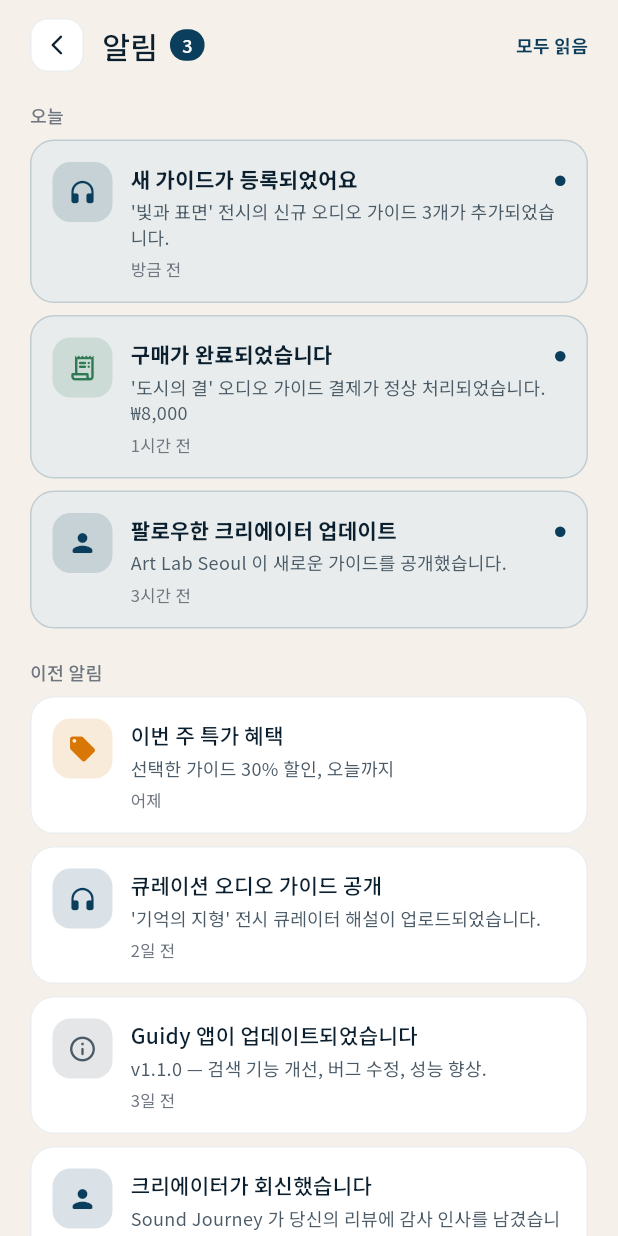
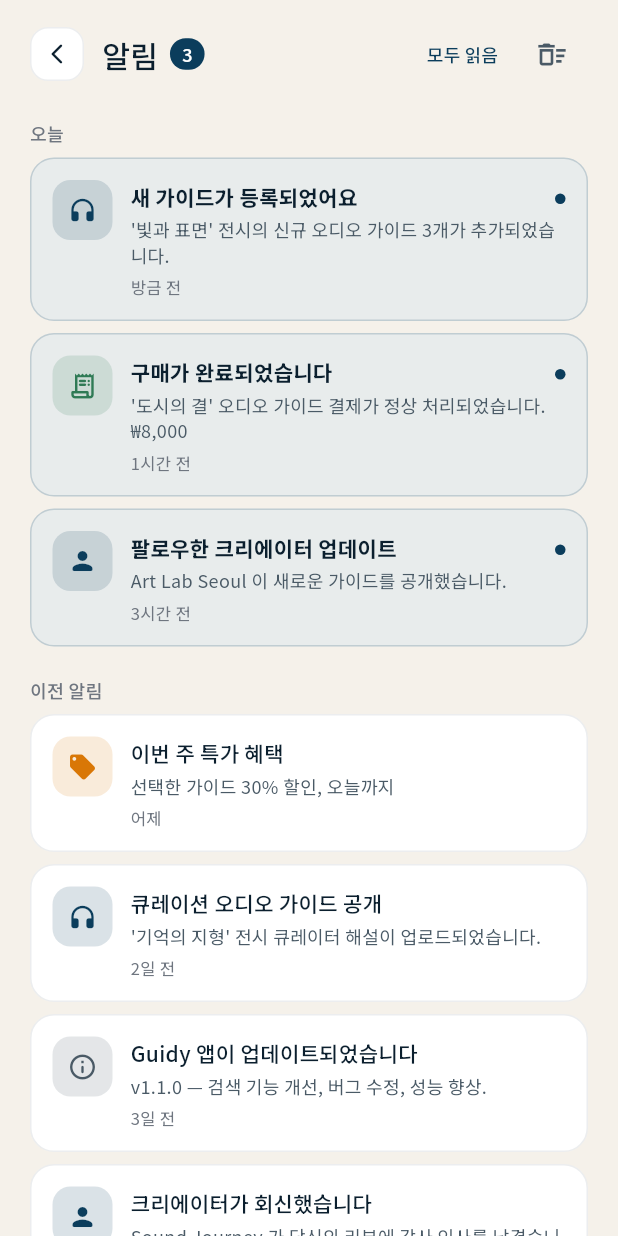
Before and after one commit to freetomove83/guidy-app, a Flutter app: the screen it shows after launch, after a tap on the "notifications" icon, on a phone screen of 412 x 824 dp. Run offline on Flutter 3.47's test engine with Material 3 defaults, Android fonts, the phone set to English and light mode, and no system bars; our stand-ins replace audioplayers, cloud_firestore, firebase_auth, firebase_core, google_sign_in, shared_preferences; missing offline and left inert: dchs_flutter_beacon, mobile_scanner; accounts and stored records are empty.

Commit message:
Keep alert read and dismiss state; swipe to remove one alert
Read and dismissed state lived only in the screen, so leaving and coming
back restored everything, and the bell always showed a dot. A saved
NotificationCenter now keeps read and dismissed ids on the device:
swipe left removes one alert, 모두 읽음 clears unread, the new clear-all
button empties the list, both with undo, and the bell dot shows only
when something is unread. Alert content is still the bundled sample until
the push server exists.

Co-Authored-By: Claude Opus 5.5 <noreply@anthropic.com>

```diff
--- a/lib/main.dart
+++ b/lib/main.dart
@@ -27,6 +27,7 @@ import 'screens/auth/login_screen.dart';
 import 'screens/auth/signup_screen.dart';
 import 'screens/search/search_screen.dart';
 import 'screens/splash/splash_screen.dart';
+import 'services/notification_center.dart';
 import 'screens/notifications/notifications_screen.dart';
 import 'screens/creator_guides/creator_guides_screen.dart';
 import 'screens/section/section_detail_screen.dart';
@@ -48,6 +49,7 @@ void main() async {
   await Future.wait([
     appStore.init(),   // localStorage에서 CMS 추가 항목 불러오기
     userStore.init(),  // localStorage에서 사용자 개인화 데이터 복원
+    NotificationCenter.instance.load(),  // 알림 읽음·지움 상태
   ]);
   // CMS에서 게시한 전시가 있으면 그것으로 교체 (없거나 오프라인이면 앱 기본 데이터)
   if (firebaseReady) await Future.wait([ContentService.load(appStore), ContentService.loadCreators(appStore), AdDataStore.load(), AppSettings.load()]);
--- a/lib/screens/notifications/notifications_screen.dart
+++ b/lib/screens/notifications/notifications_screen.dart
@@ -2,105 +2,8 @@
 // Guidy 알림 센터
 
 import 'package:flutter/material.dart';
+import '../../services/notification_center.dart';
 import '../../theme/app_theme.dart';
-
-// ─── 알림 데이터 모델 ─────────────────────────────────────
-enum NotifType { newGuide, purchase, creator, system, promo }
-
-class NotifItem {
-  final String id;
-  final NotifType type;
-  final String title;
-  final String body;
-  final String timeAgo;
-  final bool isRead;
-  final int? coverSeed;
-  final String? routeTo;
-
-  const NotifItem({
-    required this.id,
-    required this.type,
-    required this.title,
-    required this.body,
-    required this.timeAgo,
-    this.isRead = false,
-    this.coverSeed,
-    this.routeTo,
-  });
-}
-
-// ─── 더미 알림 데이터 ─────────────────────────────────────
-final _dummyNotifs = [
-  const NotifItem(
-    id: 'n1',
-    type: NotifType.newGuide,
-    title: '새 가이드가 등록되었어요',
-    body: '\'빛과 표면\' 전시의 신규 오디오 가이드 3개가 추가되었습니다.',
-    timeAgo: '방금 전',
-    isRead: false,
-    coverSeed: 0,
-    routeTo: '/detail/e1',
-  ),
-  const NotifItem(
-    id: 'n2',
-    type: NotifType.purchase,
-    title: '구매가 완료되었습니다',
-    body: '\'도시의 결\' 오디오 가이드 결제가 정상 처리되었습니다. ₩8,000',
-    timeAgo: '1시간 전',
-    isRead: false,
-    coverSeed: 1,
-    routeTo: '/library',
-  ),
-  const NotifItem(
-    id: 'n3',
-    type: NotifType.creator,
-    title: '팔로우한 크리에이터 업데이트',
-    body: 'Art Lab Seoul 이 새로운 가이드를 공개했습니다.',
-    timeAgo: '3시간 전',
-    isRead: false,
-    coverSeed: 2,
-    routeTo: '/creator/c1',
-  ),
-  const NotifItem(
-    id: 'n4',
-    type: NotifType.promo,
-    title: '이번 주 특가 혜택',
-    body: '선택한 가이드 30% 할인, 오늘까지',
-    timeAgo: '어제',
-    isRead: true,
-    coverSeed: 3,
-    routeTo: '/',
-  ),
-  const NotifItem(
-    id: 'n5',
-    type: NotifType.newGuide,
-    title: '큐레이션 오디오 가이드 공개',
-    body: '\'기억의 지형\' 전시 큐레이터 해설이 업로드되었습니다.',
-    timeAgo: '2일 전',
-    isRead: true,
-    coverSeed: 4,
-    routeTo: '/detail/e3',
-  ),
-  const NotifItem(
-    id: 'n6',
-    type: NotifType.system,
-    title: 'Guidy 앱이 업데이트되었습니다',
-    body: 'v1.1.0 — 검색 기능 개선, 버그 수정, 성능 향상.',
-    timeAgo: '3일 전',
-    isRead: true,
-    routeTo: null,
-  ),
-  const NotifItem(
-    id: 'n7',
-    type: NotifType.creator,
-    title: '크리에이터가 회신했습니다',
-    body: 'Sound Journey 가 당신의 리뷰에 감사 인사를 남겼습니다.',
-    timeAgo: '4일 전',
-    isRead: true,
-    coverSeed: 5,
-    routeTo: '/creator/c2',
-  ),
-];
 
 // ─── 알림 화면 ────────────────────────────────────────────
 class NotificationsScreen extends StatefulWidget {
@@ -111,53 +14,33 @@ class NotificationsScreen extends StatefulWidget {
 }
 
 class _NotificationsScreenState extends State<NotificationsScreen> {
-  late List<NotifItem> _notifs;
+  final _center = NotificationCenter.instance;
+
+  void _undoable(String message, List<String> ids) {
+    ScaffoldMessenger.of(context)
+      ..hideCurrentSnackBar()
+      ..showSnackBar(SnackBar(
+        content: Text(message),
+        action: SnackBarAction(label: '되돌리기', onPressed: () => _center.restore(ids)),
+      ));
+  }
+
+  void _clearAll() => _undoable('알림을 모두 지웠어요', _center.clearAll());
 
   @override
-  void initState() {
-    super.initState();
-    _notifs = List.from(_dummyNotifs);
-  }
+  Widget build(BuildContext context) => ListenableBuilder(listenable: _center, builder: (context, _) => _build(context));
 
-  int get _unreadCount => _notifs.where((n) => !n.isRead).length;
-
-  void _markAllRead() {
-    setState(() {
-      _notifs = _notifs.map((n) => NotifItem(
-        id: n.id,
-        type: n.type,
-        title: n.title,
-        body: n.body,
-        timeAgo: n.timeAgo,
-        isRead: true,
-        coverSeed: n.coverSeed,
-        routeTo: n.routeTo,
-      )).toList();
-    });
-  }
-
-  void _markRead(String id) {
-    setState(() {
-      _notifs = _notifs.map((n) => n.id == id
-          ? NotifItem(
-              id: n.id, type: n.type, title: n.title,
-              body: n.body, timeAgo: n.timeAgo, isRead: true,
-              coverSeed: n.coverSeed, routeTo: n.routeTo,
-            )
-          : n).toList();
-    });
-  }
-
-  @override
-  Widget build(BuildContext context) {
+  Widget _build(BuildContext context) {
     final isDark = Theme.of(context).brightness == Brightness.dark;
     final pal = GuidyPalette.of(context);
+    final notifs = _center.items;
+    final unreadCount = _center.unreadCount;
 
     // 오늘 / 이전 분리
-    final todayNotifs = _notifs.where(
+    final todayNotifs = notifs.where(
       (n) => n.timeAgo.contains('방금') || n.timeAgo.contains('시간') || n.timeAgo == '오늘',
     ).toList();
-    final olderNotifs = _notifs.where(
+    final olderNotifs = notifs.where(
       (n) => !(n.timeAgo.contains('방금') || n.timeAgo.contains('시간') || n.timeAgo == '오늘'),
     ).toList();
 
@@ -190,7 +73,7 @@ class _NotificationsScreenState extends State<NotificationsScreen> {
                     child: Row(
                       children: [
                         Text('알림', style: GuidyText.h2(pal.text)),
-                        if (_unreadCount > 0) ...[
+                        if (unreadCount > 0) ...[
                           const SizedBox(width: 8),
                           Container(
                             padding: const EdgeInsets.symmetric(
@@ -200,7 +83,7 @@ class _NotificationsScreenState extends State<NotificationsScreen> {
                               borderRadius: GuidyRadius.pillBorder,
                             ),
                             child: Text(
-                              '$_unreadCount',
+                              '$unreadCount',
                               style: GuidyText.label(Colors.white),
                             ),
                           ),
@@ -208,14 +91,17 @@ class _NotificationsScreenState extends State<NotificationsScreen> {
                       ],
                     ),
                   ),
-                  if (_unreadCount > 0)
-                    GestureDetector(
-                      onTap: _markAllRead,
-                      child: Text(
-                        '모두 읽음',
-                        style: GuidyText.small(pal.primary)
-                            .copyWith(fontWeight: FontWeight.w700),
-                      ),
+                  if (unreadCount > 0)
+                    TextButton(
+                      onPressed: _center.markAllRead,
+                      child: Text('모두 읽음',
+                          style: GuidyText.small(pal.primary).copyWith(fontWeight: FontWeight.w500)),
+                    ),
+                  if (notifs.isNotEmpty)
+                    IconButton(
+                      tooltip: '모두 지우기',
+                      onPressed: _clearAll,
+                      icon: Icon(Icons.delete_sweep_outlined, size: 22, color: pal.sub),
                     ),
                 ],
               ),
@@ -225,15 +111,22 @@ class _NotificationsScreenState extends State<NotificationsScreen> {
 
             // ── 알림 목록 ────────────────────────────────
             Expanded(
-              child: _notifs.isEmpty
+              child: notifs.isEmpty
                   ? _EmptyState(muteC: pal.mute, subC: pal.sub)
                   : ListView(
                       padding: const EdgeInsets.fromLTRB(20, 8, 20, 40),
                       children: [
                         if (todayNotifs.isNotEmpty) ...[
                           _SectionLabel(label: '오늘', muteC: pal.mute),
-                          ...todayNotifs.map((n) => _NotifTile(
+                          ...todayNotifs.map((n) => _SwipeToDismiss(
+                            id: n.id,
+                            onDismissed: () {
+                              _center.dismiss(n.id);
+                              _undoable('알림을 지웠어요', [n.id]);
+                            },
+                            child: _NotifTile(
                             notif: n,
+                            read: _center.isRead(n),
                             isDark: isDark,
                             surfaceC: pal.surface,
                             lineC: pal.line,
@@ -241,18 +134,25 @@ class _NotificationsScreenState extends State<NotificationsScreen> {
                             subC: pal.sub,
                             muteC: pal.mute,
                             onTap: () {
-                              _markRead(n.id);
+                              _center.markRead(n.id);
                               if (n.routeTo != null) {
                                 Navigator.pushNamed(context, n.routeTo!);
                               }
                             },
-                          )),
+                          ))),
                         ],
                         if (olderNotifs.isNotEmpty) ...[
                           const SizedBox(height: 8),
                           _SectionLabel(label: '이전 알림', muteC: pal.mute),
-                          ...olderNotifs.map((n) => _NotifTile(
+                          ...olderNotifs.map((n) => _SwipeToDismiss(
+                            id: n.id,
+                            onDismissed: () {
+                              _center.dismiss(n.id);
+                              _undoable('알림을 지웠어요', [n.id]);
+                            },
+                            child: _NotifTile(
                             notif: n,
+                            read: _center.isRead(n),
                             isDark: isDark,
                             surfaceC: pal.surface,
                             lineC: pal.line,
@@ -260,12 +160,12 @@ class _NotificationsScreenState extends State<NotificationsScreen> {
                             subC: pal.sub,
                             muteC: pal.mute,
                             onTap: () {
-                              _markRead(n.id);
+                              _center.markRead(n.id);
                               if (n.routeTo != null) {
                                 Navigator.pushNamed(context, n.routeTo!);
                               }
                             },
-                          )),
+                          ))),
                         ],
                       ],
                     ),
@@ -298,6 +198,7 @@ class _SectionLabel extends StatelessWidget {
 // ─── 알림 타일 ───────────────────────────────────────────
 class _NotifTile extends StatelessWidget {
   final NotifItem notif;
+  final bool read;
   final bool isDark;
   final Color surfaceC, lineC, textC, subC, muteC;
   final VoidCallback onTap;
@@ -311,6 +212,7 @@ class _NotifTile extends StatelessWidget {
     required this.subC,
     required this.muteC,
     required this.onTap,
+    required this.read,
   });
 
   // 타입별 아이콘 & 색상
@@ -336,7 +238,7 @@ class _NotifTile extends StatelessWidget {
 
   @override
   Widget build(BuildContext context) {
-    final unread = !notif.isRead;
+    final unread = !read;
     final unreadBg = isDark
         ? GuidyColors.darkPrimary.withValues(alpha: 0.08)
         : GuidyColors.primarySoft.withValues(alpha: 0.45);
@@ -453,3 +355,33 @@ class _EmptyState extends StatelessWidget {
     );
   }
 }
+
+// ─── 왼쪽으로 밀어 지우기 ─────────────────────────────────
+class _SwipeToDismiss extends StatelessWidget {
+  final String id;
+  final VoidCallback onDismissed;
+  final Widget child;
+  const _SwipeToDismiss({required this.id, required this.onDismissed, required this.child});
+
+  @override
+  Widget build(BuildContext context) => Dismissible(
+        key: ValueKey('notif-$id'),
+        direction: DismissDirection.endToStart,
+        onDismissed: (_) => onDismissed(),
+        background: Container(
+          alignment: Alignment.centerRight,
+          padding: const EdgeInsets.only(right: 20),
+          margin: const EdgeInsets.only(bottom: 8),
+          decoration: BoxDecoration(
+            color: GuidyColors.danger.withValues(alpha: 0.12),
+            borderRadius: GuidyRadius.lgBorder,
+          ),
+          child: Row(mainAxisSize: MainAxisSize.min, children: [
+            const Icon(Icons.delete_outline_rounded, size: 18, color: GuidyColors.danger),
+            const SizedBox(width: 4),
+            Text('지우기', style: GuidyText.small(GuidyColors.danger).copyWith(fontWeight: FontWeight.w500)),
+          ]),
+        ),
+        child: child,
+      );
+}
--- /dev/null
+++ b/lib/services/notification_center.dart
@@ -0,0 +1,171 @@
+// lib/services/notification_center.dart
+// 알림 목록과 읽음·지움 상태. 기기에 저장해 화면을 나갔다 와도 유지되고, 헤더 종 아이콘의 점도 이 값을 봄
+// shortcut: 알림 내용은 앱에 들어 있는 예시, 푸시 서버가 생기면 서버에서 받은 알림으로 바꿈
+
+import 'package:flutter/foundation.dart';
+import 'package:shared_preferences/shared_preferences.dart';
+
+// ─── 알림 데이터 모델 ─────────────────────────────────────
+enum NotifType { newGuide, purchase, creator, system, promo }
+
+class NotifItem {
+  final String id;
+  final NotifType type;
+  final String title;
+  final String body;
+  final String timeAgo;
+  final bool isRead;
+  final int? coverSeed;
+  final String? routeTo;
+
+  const NotifItem({
+    required this.id,
+    required this.type,
+    required this.title,
+    required this.body,
+    required this.timeAgo,
+    this.isRead = false,
+    this.coverSeed,
+    this.routeTo,
+  });
+}
+
+// ─── 더미 알림 데이터 ─────────────────────────────────────
+const _dummyNotifs = [
+  NotifItem(
+    id: 'n1',
+    type: NotifType.newGuide,
+    title: '새 가이드가 등록되었어요',
+    body: '\'빛과 표면\' 전시의 신규 오디오 가이드 3개가 추가되었습니다.',
+    timeAgo: '방금 전',
+    isRead: false,
+    coverSeed: 0,
+    routeTo: '/detail/e1',
+  ),
+  NotifItem(
+    id: 'n2',
+    type: NotifType.purchase,
+    title: '구매가 완료되었습니다',
+    body: '\'도시의 결\' 오디오 가이드 결제가 정상 처리되었습니다. ₩8,000',
+    timeAgo: '1시간 전',
+    isRead: false,
+    coverSeed: 1,
+    routeTo: '/library',
+  ),
+  NotifItem(
+    id: 'n3',
+    type: NotifType.creator,
+    title: '팔로우한 크리에이터 업데이트',
+    body: 'Art Lab Seoul 이 새로운 가이드를 공개했습니다.',
+    timeAgo: '3시간 전',
+    isRead: false,
+    coverSeed: 2,
+    routeTo: '/creator/c1',
+  ),
+  NotifItem(
+    id: 'n4',
+    type: NotifType.promo,
+    title: '이번 주 특가 혜택',
+    body: '선택한 가이드 30% 할인, 오늘까지',
+    timeAgo: '어제',
+    isRead: true,
+    coverSeed: 3,
+    routeTo: '/',
+  ),
+  NotifItem(
+    id: 'n5',
+    type: NotifType.newGuide,
+    title: '큐레이션 오디오 가이드 공개',
+    body: '\'기억의 지형\' 전시 큐레이터 해설이 업로드되었습니다.',
+    timeAgo: '2일 전',
+    isRead: true,
+    coverSeed: 4,
+    routeTo: '/detail/e3',
+  ),
+  NotifItem(
+    id: 'n6',
+    type: NotifType.system,
+    title: 'Guidy 앱이 업데이트되었습니다',
+    body: 'v1.1.0 — 검색 기능 개선, 버그 수정, 성능 향상.',
+    timeAgo: '3일 전',
+    isRead: true,
+    routeTo: null,
+  ),
+  NotifItem(
+    id: 'n7',
+    type: NotifType.creator,
+    title: '크리에이터가 회신했습니다',
+    body: 'Sound Journey 가 당신의 리뷰에 감사 인사를 남겼습니다.',
+    timeAgo: '4일 전',
+    isRead: true,
+    coverSeed: 5,
+    routeTo: '/creator/c2',
+  ),
+];
+
+class NotificationCenter extends ChangeNotifier {
+  NotificationCenter._();
+  static final instance = NotificationCenter._();
+
+  static const _kRead = 'notif_read_ids';
+  static const _kGone = 'notif_dismissed_ids';
+  final Set<String> _read = {};
+  final Set<String> _gone = {};
+
+  /// 지우지 않은 알림 (최신순 그대로)
+  List<NotifItem> get items => [for (final n in _dummyNotifs) if (!_gone.contains(n.id)) n];
+  bool isRead(NotifItem n) => n.isRead || _read.contains(n.id);
+  int get unreadCount => items.where((n) => !isRead(n)).length;
+
+  Future<void> load() async {
+    try {
+      final prefs = await SharedPreferences.getInstance();
+      _read.addAll(prefs.getStringList(_kRead) ?? const []);
+      _gone.addAll(prefs.getStringList(_kGone) ?? const []);
+      notifyListeners();
+    } catch (e) {
+      debugPrint('[Notif] 상태 불러오기 실패: $e');
+    }
+  }
+
+  Future<void> _save() async {
+    try {
+      final prefs = await SharedPreferences.getInstance();
+      await prefs.setStringList(_kRead, _read.toList());
+      await prefs.setStringList(_kGone, _gone.toList());
+    } catch (e) {
+      debugPrint('[Notif] 상태 저장 실패: $e');
+    }
+  }
+
+  void _changed() {
+    notifyListeners();
+    _save();
+  }
+
+  void markRead(String id) {
+    if (_read.add(id)) _changed();
+  }
+
+  void markAllRead() {
+    _read.addAll(items.map((n) => n.id));
+    _changed();
+  }
+
+  void dismiss(String id) {
+    if (_gone.add(id)) _changed();
+  }
+
+  /// 모두 지우기 — 되돌리기용으로 지운 id를 돌려줌
+  List<String> clearAll() {
+    final ids = items.map((n) => n.id).toList();
+    _gone.addAll(ids);
+    _changed();
+    return ids;
+  }
+
+  void restore(Iterable<String> ids) {
+    _gone.removeAll(ids);
+    _changed();
+  }
+}
--- a/lib/widgets/common_widgets.dart
+++ b/lib/widgets/common_widgets.dart
@@ -3,6 +3,7 @@
 
 import 'dart:convert';
 import 'package:flutter/material.dart';
+import '../services/notification_center.dart';
 import '../theme/app_theme.dart';
 import '../models/models.dart';
 
@@ -392,7 +393,12 @@ class GuidyHeader extends StatelessWidget {
                   clipBehavior: Clip.none,
                   children: [
                     Icon(Icons.notifications_outlined, size: 24, color: textC),
-                    Positioned(
+                    // 읽지 않은 알림이 있을 때만 점
+                    ListenableBuilder(
+                      listenable: NotificationCenter.instance,
+                      builder: (_, __) => NotificationCenter.instance.unreadCount == 0
+                          ? const SizedBox.shrink()
+                          : Positioned(
                               top: -1, right: -1,
                               child: Container(
                                 width: 8, height: 8,
@@ -400,6 +406,7 @@ class GuidyHeader extends StatelessWidget {
                                   color: accentC,
                                   shape: BoxShape.circle,
                                   border: Border.all(color: bgC, width: 1.5),
+                                ),
                               ),
                             ),
                     ),
```
Also changed, not shown: 4 other files. Lines whose indentation alone changed are shown as unchanged.
